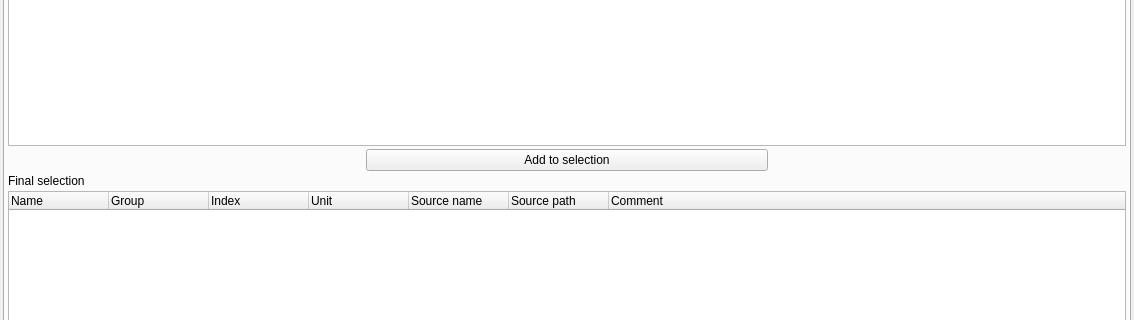
This is src/asammdf/gui/ui/search_dialog.ui in danielhrisca/asammdf as Qt 5 draws it before an edit; both pictures show x 0 to 1134 and y 192 to 512 of the 1134 by 679 pixel window. The edited form follows.
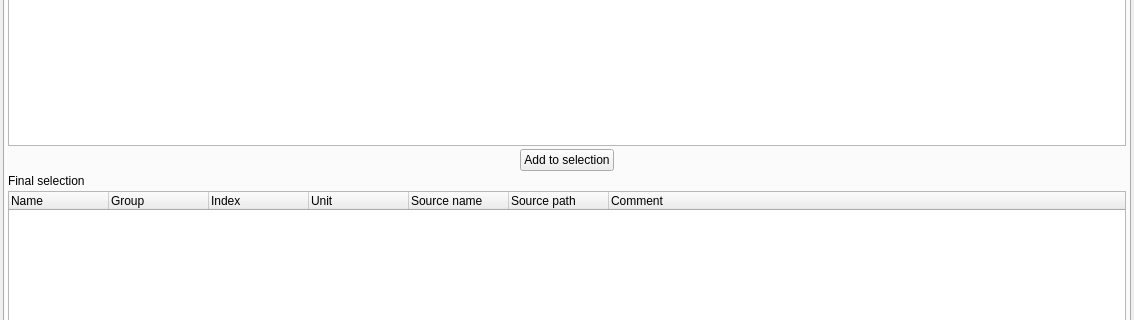
This is the edited form. Icons and pictures are not drawn. Custom widgets are drawn as their Qt base class.

What changed in the file:
```diff
--- a/src/asammdf/gui/ui/search_dialog.ui
+++ b/src/asammdf/gui/ui/search_dialog.ui
@@ -160,11 +160,11 @@
          <item>
           <spacer name="horizontalSpacer_4">
            <property name="orientation">
-            <enum>Qt::Orientation::Vertical</enum>
+            <enum>Qt::Orientation::Horizontal</enum>
            </property>
            <property name="sizeHint" stdset="0">
             <size>
-             <width>358</width>
+             <width>20</width>
              <height>20</height>
             </size>
            </property>
@@ -187,11 +187,11 @@
          <item>
           <spacer name="horizontalSpacer_5">
            <property name="orientation">
-            <enum>Qt::Orientation::Vertical</enum>
+            <enum>Qt::Orientation::Horizontal</enum>
            </property>
            <property name="sizeHint" stdset="0">
             <size>
-             <width>358</width>
+             <width>20</width>
              <height>20</height>
             </size>
            </property>
```
Left out of the diff: 320 changed lines with no effect on the pictures.
